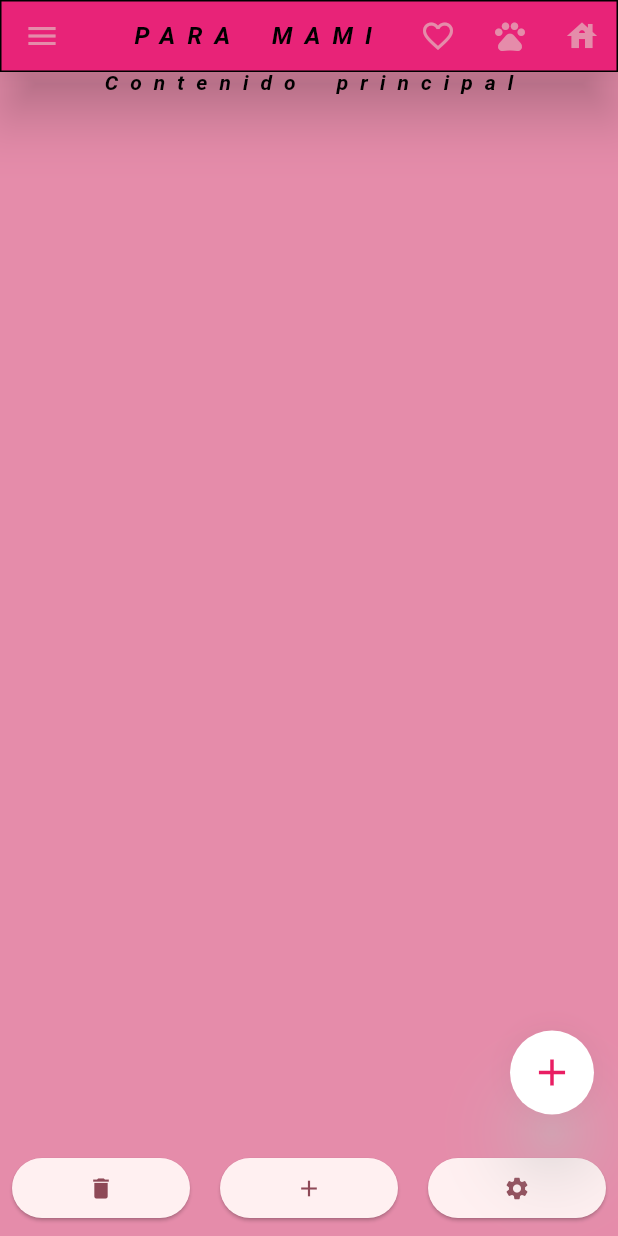
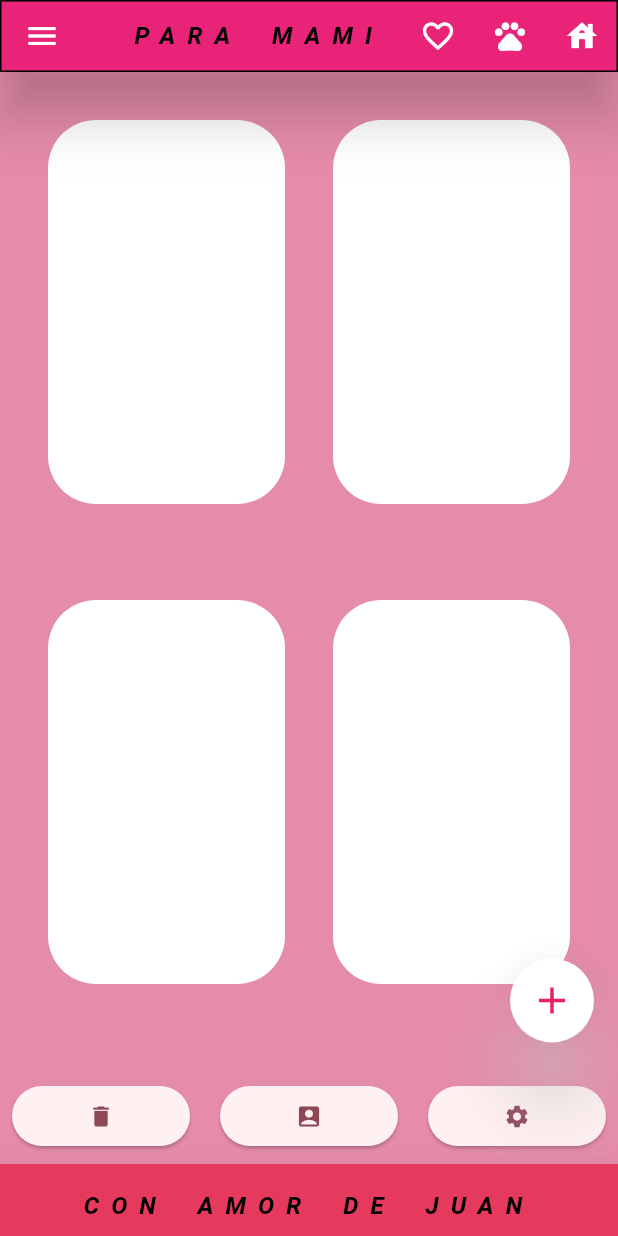
Before and after one commit to KahanaEnder/dia_de_la_madre, a Flutter app: the screen it shows after launch, on a phone screen of 412 x 824 dp. Run offline on Flutter 3.47's test engine with Material 3 defaults, Android fonts, the phone set to English and light mode, and no system bars; Roboto replaces fonts that are missing (Monocraft).

Commit message:
Se implementan una bottomappbar, se configuran mejor los colores, y se ajusta unos containers en el body para colocar imagenes

```diff
--- a/lib/src/components/my_materials.dart
+++ b/lib/src/components/my_materials.dart
@@ -625,13 +625,13 @@ class MyMaterials extends StatelessWidget {
 
 
   BottomAppBarTheme myBottomAppBarThemes() => BottomAppBarTheme(
-    color: AppColors.secondary,
+    color: AppColors.primary,
     elevation: 20,
-    height: 100,
+    height: 48,
     padding: EdgeInsetsDirectional.symmetric(),
-    shadowColor: AppColors.backgroundComponent,
+    shadowColor: AppColors.darkText,
     shape: CircularNotchedRectangle(),
-    surfaceTintColor: AppColors.primary
+    surfaceTintColor: AppColors.accent
   );
 
 
@@ -740,7 +740,7 @@ class MyMaterials extends StatelessWidget {
   IconThemeData myIconThemes() {
     return IconThemeData(
       //applyTextScaling: true,
-      color: AppColors.secondary,
+      color: AppColors.background,
       opacity: 1,
       //size: 23,
       //weight: 300,
--- a/lib/src/core/view/my_home_page.dart
+++ b/lib/src/core/view/my_home_page.dart
@@ -97,11 +97,68 @@ class _MyHomePageState extends State<MyHomePage> {
             ),
           ],
         ),
-        body: Center(child: Column(
-          children: [
-            Text('Contenido principal'),
-          ],
-        )),
+        body: SingleChildScrollView(
+          child: Column(
+            children: [
+              Row(
+                children: [
+                  Expanded(
+                    child: Padding(
+                      padding: const EdgeInsets.only(top: 32,right: 16,left: 32,bottom: 32),
+                      child: Container(
+                        alignment: Alignment.center,
+                        decoration: BoxDecoration(borderRadius: BorderRadius.circular(32),color: AppColors.background),
+                        height: 256,
+                        width: 192,
+                        child: null, //implementar imagen
+                      ),
+                    ),
+                  ),
+                  Expanded(
+                    child: Padding(
+                      padding: const EdgeInsets.only(top: 32,left: 16,right: 32,bottom: 32),
+                      child: Container(
+                        alignment: Alignment.center,
+                        decoration: BoxDecoration(borderRadius: BorderRadius.circular(32),color: AppColors.background),
+                        height: 256,
+                        width: 192,
+                        child: null,
+                      ),
+                    ),
+                  )
+                ],
+              ),
+              Row(
+                children: [
+                  Expanded(
+                    child: Padding(
+                      padding: const EdgeInsets.only(top: 32,right: 16,left: 32,bottom: 32),
+                      child: Container(
+                        alignment: Alignment.center,
+                        decoration: BoxDecoration(borderRadius: BorderRadius.circular(32),color: AppColors.background),
+                        height: 256,
+                        width: 192,
+                        child: null,
+                      ),
+                    ),
+                  ),
+                  Expanded(
+                    child: Padding(
+                      padding: const EdgeInsets.only(top: 32,left: 16,right: 32,bottom: 32),
+                      child: Container(
+                        alignment: Alignment.center,
+                        decoration: BoxDecoration(borderRadius: BorderRadius.circular(32),color: AppColors.background),
+                        height: 256,
+                        width: 192,
+                        child: null,
+                      ),
+                    ),
+                  )
+                ],
+              )
+            ],
+          ),
+        ),
         floatingActionButton: FloatingActionButton(
           onPressed: () {},
           tooltip: "Añadir",
@@ -113,12 +170,18 @@ class _MyHomePageState extends State<MyHomePage> {
             spacing: 20,
             children: [
               Expanded(child: ElevatedButton(onPressed: (){}, child: Icon(Icons.delete))),
-              Expanded(child: ElevatedButton(onPressed: (){}, child: Icon(Icons.add))),
+              Expanded(child: ElevatedButton(onPressed: (){}, child: Icon(Icons.account_box))),
               Expanded(child: ElevatedButton(onPressed: (){}, child: Icon(Icons.settings)))
             ],
           ),
 
         ],
+        bottomNavigationBar:BottomAppBar(
+          child: Padding(
+            padding: const EdgeInsets.only(top: 20),
+            child: Text("CON AMOR DE JUAN",textAlign: TextAlign.center,style: Theme.of(context).textTheme.titleMedium,),
+          ),
+        ),
       ),
     );
   }
```
